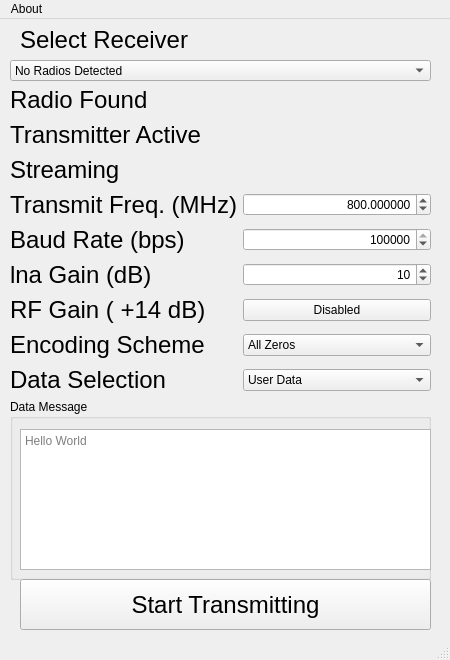
The window that HackRF_Transmitter/hackrf_transmitter.ui (mjc-coder/SDR) describes before a commit, drawn with Qt 5.
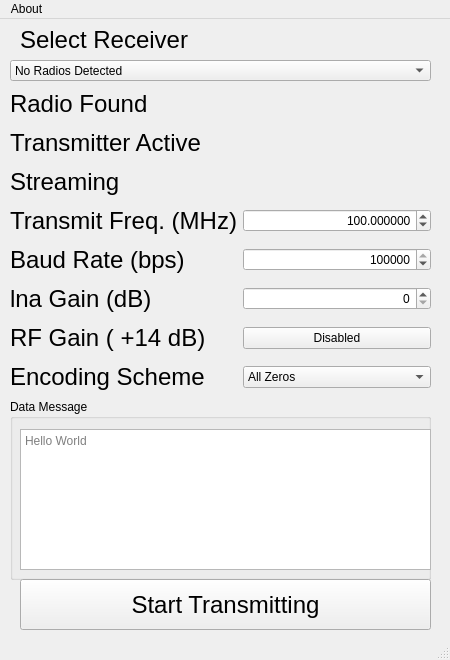
The same window after the commit. Custom widgets are drawn as their Qt base class.

Diff of the .ui file:
```diff
--- a/HackRF_Transmitter/hackrf_transmitter.ui
+++ b/HackRF_Transmitter/hackrf_transmitter.ui
@@ -119,15 +119,12 @@
         <double>0.100000000000000</double>
        </property>
        <property name="value">
-        <double>800.000000000000000</double>
+        <double>100.000000000000000</double>
        </property>
       </widget>
      </item>
      <item row="7" column="1">
       <widget class="QComboBox" name="m_encoding_scheme">
-       <property name="currentText">
-        <string>FM</string>
-       </property>
        <item>
         <property name="text">
          <string>All Zeros</string>
@@ -296,7 +293,7 @@
         <double>47.000000000000000</double>
        </property>
        <property name="value">
-        <double>10.000000000000000</double>
+        <double>0.000000000000000</double>
        </property>
       </widget>
      </item>
@@ -366,37 +363,6 @@
        </property>
       </widget>
      </item>
-     <item row="8" column="0">
-      <widget class="QLabel" name="label_10">
-       <property name="font">
-        <font>
-         <pointsize>18</pointsize>
-        </font>
-       </property>
-       <property name="text">
-        <string>Data Selection</string>
-       </property>
-      </widget>
-     </item>
-     <item row="8" column="1">
-      <widget class="QComboBox" name="m_DataSelection">
-       <item>
-        <property name="text">
-         <string>User Data</string>
-        </property>
-       </item>
-       <item>
-        <property name="text">
-         <string>Incrementing Numbers</string>
-        </property>
-       </item>
-       <item>
-        <property name="text">
-         <string>Incrementing Letters</string>
-        </property>
-       </item>
-      </widget>
-     </item>
     </layout>
    </widget>
    <widget class="QComboBox" name="m_radio_list">
```
Left out of the diff: 46 changed lines with no effect on the pictures.
